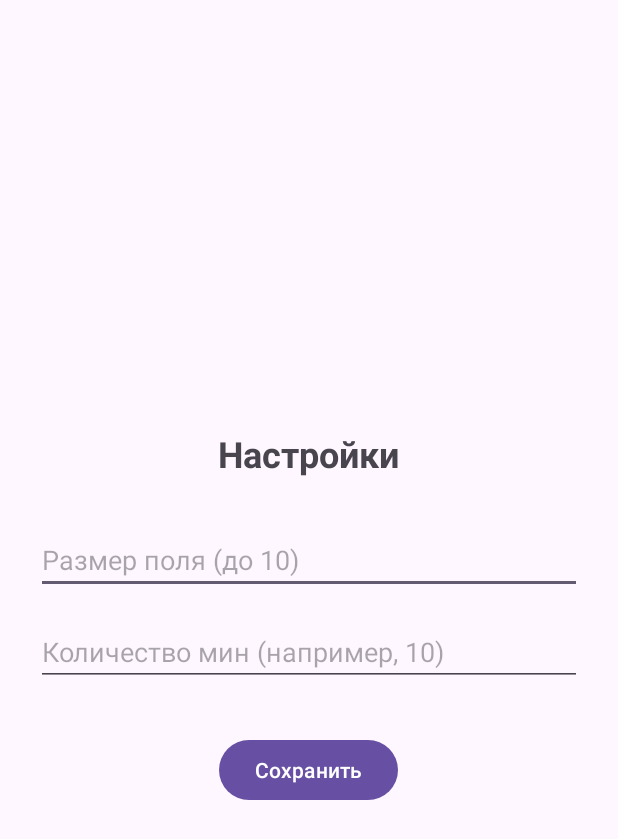
After one commit to Ivan-Abr/Minesweeper_Android, an Android app: the OptionsActivity screen opened directly, with no data from a screen before it, on a phone screen of 412 x 824 dp. The commit adds this screen. Shown: the top 839 px of the screen. Run offline under Robolectric (Android 15) with nearby library versions, the phone set to English and light mode, and no system bars.

Commit message:
MA - Рабочие настройки

```diff
--- a/app/src/main/AndroidManifest.xml
+++ b/app/src/main/AndroidManifest.xml
@@ -13,6 +13,9 @@
         android:theme="@style/Theme.Minesweeper"
         tools:targetApi="31">
         <activity
+            android:name=".OptionsActivity"
+            android:exported="false" />
+        <activity
             android:name=".FieldActivity"
             android:exported="false" />
         <activity
--- /dev/null
+++ b/app/src/main/java/com/example/minesweeper/OptionsActivity.kt
@@ -0,0 +1,39 @@
+package com.example.minesweeper
+
+import android.content.Context
+import android.content.Intent
+import android.content.SharedPreferences
+import android.os.Bundle
+import android.widget.Button
+import android.widget.EditText
+import android.widget.Toast
+import androidx.activity.enableEdgeToEdge
+import androidx.appcompat.app.AppCompatActivity
+import androidx.core.view.ViewCompat
+import androidx.core.view.WindowInsetsCompat
+
+class OptionsActivity : AppCompatActivity() {
+    override fun onCreate(savedInstanceState: Bundle?) {
+        super.onCreate(savedInstanceState)
+        setContentView(R.layout.activity_options)
+
+        val inputN = findViewById<EditText>(R.id.input_n)
+        val inputM = findViewById<EditText>(R.id.input_m)
+        val btnSave = findViewById<Button>(R.id.btn_save)
+
+        val sharedPref: SharedPreferences = getSharedPreferences("Data", Context.MODE_PRIVATE)
+        btnSave.setOnClickListener {
+            val n = inputN.text.toString().toIntOrNull()
+            val m = inputM.text.toString().toIntOrNull()
+
+            if (n == null || m == null || n < 3 || n > 10 || m < 1 || m >= n * n) {
+                Toast.makeText(this, "Введите корректные значения!", Toast.LENGTH_SHORT).show()
+            } else {
+                sharedPref.edit().putInt("field_size", n).apply()
+                sharedPref.edit().putInt("mine_count", m).apply()
+                val intent = Intent(this, MainActivity::class.java)
+                startActivity(intent)
+            }
+        }
+    }
+}
--- /dev/null
+++ b/app/src/main/res/layout/activity_options.xml
@@ -0,0 +1,47 @@
+<?xml version="1.0" encoding="utf-8"?>
+<LinearLayout xmlns:android="http://schemas.android.com/apk/res/android"
+    xmlns:tools="http://schemas.android.com/tools"
+    android:layout_width="match_parent"
+    android:layout_height="match_parent"
+    android:orientation="vertical"
+    android:gravity="center"
+    android:padding="24dp"
+    tools:context=".OptionsActivity">
+
+    <TextView
+        android:layout_width="wrap_content"
+        android:layout_height="wrap_content"
+        android:text="@string/settings"
+        android:textSize="24sp"
+        android:textStyle="bold"
+        android:gravity="center"
+        android:layout_marginBottom="32dp"/>
+
+    <EditText
+        android:id="@+id/input_n"
+        android:layout_width="match_parent"
+        android:layout_height="wrap_content"
+        android:autofillHints=""
+        android:hint="@string/field_hint"
+        android:inputType="number"
+        android:layout_marginBottom="16dp"
+        />
+
+
+    <EditText
+        android:id="@+id/input_m"
+        android:layout_width="match_parent"
+        android:layout_height="wrap_content"
+        android:autofillHints=""
+        android:hint="@string/mines_hint"
+        android:inputType="number"
+        android:layout_marginBottom="32dp"/>
+
+
+    <Button
+        android:id="@+id/btn_save"
+        android:layout_width="wrap_content"
+        android:layout_height="wrap_content"
+        android:text="@string/save_options"
+        android:layout_gravity="center"/>
+</LinearLayout>
--- a/app/src/main/res/values/strings.xml
+++ b/app/src/main/res/values/strings.xml
@@ -1,7 +1,12 @@
 <resources>
     <string name="app_name">Minesweeper</string>
-    <string name="start">Start</string>
-    <string name="options">Options</string>
-    <string name="leaderboard">Leaderboard</string>
-    <string name="app_logo">App Logo</string>
+    <string name="start">Играть</string>
+    <string name="options">Настройки</string>
+    <string name="leaderboard">Доска лидеров</string>
+    <string name="app_logo">Блоб пердун</string>
+
+    <string name="settings"> Настройки </string>
+    <string name="mines_hint"> Количество мин (например, 10)</string>
+    <string name="field_hint">Размер поля (до 10)</string>
+    <string name="save_options">Сохранить</string>
 </resources>
```
Also changed, not shown: app/src/main/java/com/example/minesweeper/FieldActivity.kt (+8 -2 lines), app/src/main/java/com/example/minesweeper/MainActivity.kt (+11 -0 lines).
